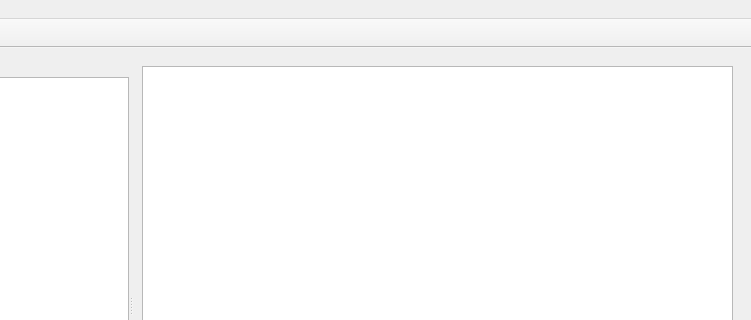
yurii-sam/IP-Loader, file UI/mainwindow.ui: the form before one commit; both pictures show x 449 to 1200 and y 0 to 320 of the 1200 by 800 pixel window.
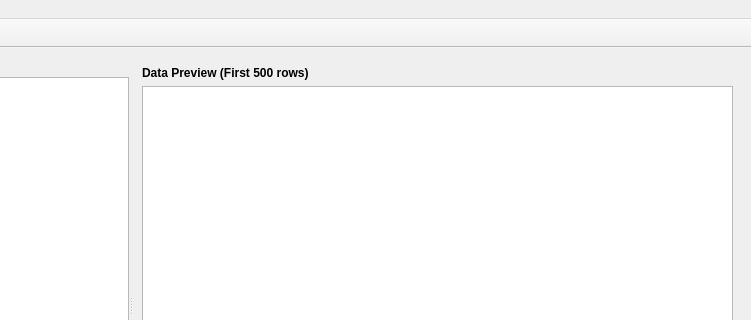
The form after the commit. The open tabs and pages were chosen to show the change. Icons and pictures are not drawn.

The edit to the form file:
```diff
--- a/UI/mainwindow.ui
+++ b/UI/mainwindow.ui
@@ -128,6 +128,34 @@
          </item>
         </layout>
        </widget>
+
+                            <widget class="QWidget" name="tablePage">
+                                <layout class="QVBoxLayout" name="verticalLayout_table">
+                                    <item>
+                                        <widget class="QLabel" name="labelDataNotice">
+                                            <property name="text">
+                                                <string>Data Preview (First 500 rows)</string>
+                                            </property>
+                                            <property name="font">
+                                                <font>
+                                                    <bold>true</bold>
+                                                </font>
+                                            </property>
+                                        </widget>
+                                    </item>
+                                    <item>
+                                        <widget class="QTableWidget" name="dataPreviewTable">
+                                            <property name="alternatingRowColors">
+                                                <bool>true</bool>
+                                            </property>
+                                            <property name="editTriggers">
+                                                <set>QAbstractItemView::NoEditTriggers</set>
+                                            </property>
+                                        </widget>
+                                    </item>
+                                </layout>
+                            </widget>
+
       </widget>
      </widget>
     </item>
```
Left out of the diff: 2 changed lines with no effect on the pictures. Lines whose indentation alone changed are shown as unchanged.
